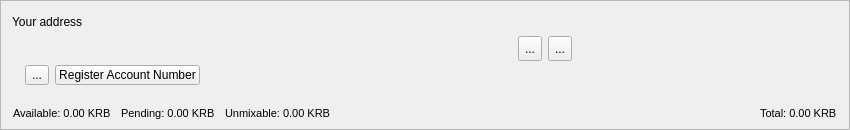
Before: the Qt Designer form src/gui/ui/accountframe.ui in Karbovanets/karbowanecwallet, drawn with Qt 5.
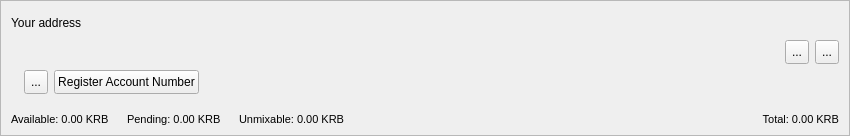
After: the same form once the commit is applied. Icons and pictures are not drawn.

Patch:
```diff
--- a/src/gui/ui/accountframe.ui
+++ b/src/gui/ui/accountframe.ui
@@ -7,19 +7,19 @@
     <x>0</x>
     <y>0</y>
     <width>850</width>
-    <height>100</height>
+    <height>136</height>
    </rect>
   </property>
   <property name="minimumSize">
    <size>
     <width>0</width>
-    <height>130</height>
+    <height>136</height>
    </size>
   </property>
   <property name="maximumSize">
    <size>
     <width>16777215</width>
-    <height>130</height>
+    <height>136</height>
    </size>
   </property>
   <property name="windowTitle">
@@ -38,22 +38,37 @@
    <property name="spacing">
     <number>4</number>
    </property>
+   <property name="leftMargin">
+    <number>10</number>
+   </property>
+   <property name="topMargin">
+    <number>10</number>
+   </property>
+   <property name="rightMargin">
+    <number>10</number>
+   </property>
+   <property name="bottomMargin">
+    <number>10</number>
+   </property>
    <item>
     <layout class="QHBoxLayout" name="horizontalLayout_2">
      <item>
-      <widget class="QLabel" name="label">
+     <widget class="QLabel" name="label">
        <property name="minimumSize">
         <size>
          <width>0</width>
-         <height>20</height>
+         <height>24</height>
         </size>
        </property>
        <property name="maximumSize">
         <size>
          <width>16777215</width>
-         <height>20</height>
+         <height>24</height>
         </size>
        </property>
+       <property name="alignment">
+        <set>Qt::AlignLeading|Qt::AlignLeft|Qt::AlignVCenter</set>
+       </property>
        <property name="text">
         <string>Your address</string>
        </property>
@@ -85,21 +100,21 @@
      <item>
       <widget class="QLabel" name="m_addressLabel">
        <property name="sizePolicy">
-        <sizepolicy hsizetype="Preferred" vsizetype="Preferred">
+        <sizepolicy hsizetype="Expanding" vsizetype="Preferred">
          <horstretch>0</horstretch>
          <verstretch>0</verstretch>
         </sizepolicy>
        </property>
        <property name="minimumSize">
         <size>
-         <width>500</width>
-         <height>24</height>
+         <width>0</width>
+         <height>28</height>
         </size>
        </property>
        <property name="maximumSize">
         <size>
          <width>16777215</width>
-         <height>24</height>
+         <height>28</height>
         </size>
        </property>
        <property name="baseSize">
@@ -126,7 +141,10 @@
         <string/>
        </property>
        <property name="alignment">
-        <set>Qt::AlignLeading|Qt::AlignLeft|Qt::AlignVCenter</set>
+        <set>Qt::AlignLeading|Qt::AlignLeft|Qt::AlignTop</set>
+       </property>
+       <property name="wordWrap">
+        <bool>true</bool>
        </property>
        <property name="textInteractionFlags">
         <set>Qt::TextSelectableByKeyboard|Qt::TextSelectableByMouse</set>
@@ -137,8 +155,14 @@
       <widget class="QToolButton" name="m_copyButton">
        <property name="minimumSize">
         <size>
-         <width>0</width>
-         <height>25</height>
+         <width>24</width>
+         <height>24</height>
+        </size>
+       </property>
+       <property name="maximumSize">
+        <size>
+         <width>24</width>
+         <height>24</height>
         </size>
        </property>
        <property name="toolTip">
@@ -163,8 +187,14 @@
       <widget class="QToolButton" name="m_qrButton">
        <property name="minimumSize">
         <size>
-         <width>0</width>
-         <height>25</height>
+         <width>24</width>
+         <height>24</height>
+        </size>
+       </property>
+       <property name="maximumSize">
+        <size>
+         <width>24</width>
+         <height>24</height>
         </size>
        </property>
        <property name="toolTip">
@@ -182,19 +212,6 @@
        </property>
       </widget>
      </item>
-     <item>
-      <spacer name="horizontalSpacer_4">
-       <property name="orientation">
-        <enum>Qt::Horizontal</enum>
-       </property>
-       <property name="sizeHint" stdset="0">
-        <size>
-         <width>1</width>
-         <height>20</height>
-        </size>
-       </property>
-      </spacer>
-     </item>
     </layout>
    </item>
    <item>
@@ -204,16 +221,22 @@
      </property>
      <item>
       <widget class="QLabel" name="m_accountNumberLabel">
+       <property name="sizePolicy">
+        <sizepolicy hsizetype="Preferred" vsizetype="Preferred">
+         <horstretch>0</horstretch>
+         <verstretch>0</verstretch>
+        </sizepolicy>
+       </property>
        <property name="minimumSize">
         <size>
          <width>0</width>
-         <height>20</height>
+         <height>24</height>
         </size>
        </property>
        <property name="maximumSize">
         <size>
          <width>16777215</width>
-         <height>20</height>
+         <height>28</height>
         </size>
        </property>
        <property name="cursor">
@@ -225,6 +248,9 @@
        <property name="text">
         <string/>
        </property>
+       <property name="wordWrap">
+        <bool>true</bool>
+       </property>
        <property name="textInteractionFlags">
         <set>Qt::TextSelectableByKeyboard|Qt::TextSelectableByMouse</set>
        </property>
@@ -234,8 +260,14 @@
       <widget class="QToolButton" name="m_copyAccountNumberButton">
        <property name="minimumSize">
         <size>
-         <width>0</width>
-         <height>20</height>
+         <width>24</width>
+         <height>24</height>
+        </size>
+       </property>
+       <property name="maximumSize">
+        <size>
+         <width>24</width>
+         <height>24</height>
         </size>
        </property>
        <property name="toolTip">
@@ -255,13 +287,13 @@
        <property name="minimumSize">
         <size>
          <width>0</width>
-         <height>20</height>
+         <height>24</height>
         </size>
        </property>
        <property name="maximumSize">
         <size>
          <width>16777215</width>
-         <height>20</height>
+         <height>24</height>
         </size>
        </property>
        <property name="toolTip">
@@ -292,7 +324,7 @@
      <property name="minimumSize">
       <size>
        <width>0</width>
-       <height>30</height>
+       <height>28</height>
       </size>
      </property>
      <property name="baseSize">
@@ -303,35 +335,35 @@
      </property>
      <layout class="QHBoxLayout" name="horizontalLayout_3">
       <property name="spacing">
-       <number>0</number>
+       <number>8</number>
       </property>
       <property name="sizeConstraint">
        <enum>QLayout::SetMinimumSize</enum>
       </property>
       <property name="leftMargin">
-       <number>1</number>
+       <number>0</number>
       </property>
       <property name="topMargin">
-       <number>1</number>
+       <number>0</number>
       </property>
       <property name="rightMargin">
-       <number>1</number>
+       <number>0</number>
       </property>
       <property name="bottomMargin">
-       <number>1</number>
+       <number>0</number>
       </property>
       <item>
        <widget class="QLabel" name="m_actualBalanceLabel">
         <property name="minimumSize">
          <size>
           <width>0</width>
-          <height>30</height>
+          <height>28</height>
          </size>
         </property>
         <property name="maximumSize">
          <size>
           <width>16777215</width>
-          <height>30</height>
+          <height>28</height>
          </size>
         </property>
         <property name="baseSize">
@@ -384,13 +416,13 @@
         <property name="minimumSize">
          <size>
           <width>0</width>
-          <height>30</height>
+          <height>28</height>
          </size>
         </property>
         <property name="maximumSize">
          <size>
           <width>16777215</width>
-          <height>30</height>
+          <height>28</height>
          </size>
         </property>
         <property name="baseSize">
@@ -443,13 +475,13 @@
         <property name="minimumSize">
          <size>
           <width>0</width>
-          <height>30</height>
+          <height>28</height>
          </size>
         </property>
         <property name="maximumSize">
          <size>
           <width>16777215</width>
-          <height>30</height>
+          <height>28</height>
          </size>
         </property>
         <property name="baseSize">
@@ -486,9 +518,12 @@
         <property name="orientation">
          <enum>Qt::Horizontal</enum>
         </property>
+        <property name="sizeType">
+         <enum>QSizePolicy::Expanding</enum>
+        </property>
         <property name="sizeHint" stdset="0">
          <size>
-          <width>100</width>
+          <width>40</width>
           <height>17</height>
          </size>
         </property>
@@ -499,13 +534,13 @@
         <property name="minimumSize">
          <size>
           <width>0</width>
-          <height>30</height>
+          <height>28</height>
          </size>
         </property>
         <property name="maximumSize">
          <size>
           <width>16777215</width>
-          <height>30</height>
+          <height>28</height>
          </size>
         </property>
         <property name="baseSize">
@@ -530,7 +565,7 @@
          <enum>Qt::RichText</enum>
         </property>
         <property name="alignment">
-         <set>Qt::AlignBottom|Qt::AlignLeading|Qt::AlignLeft</set>
+         <set>Qt::AlignBottom|Qt::AlignRight|Qt::AlignTrailing</set>
         </property>
         <property name="textInteractionFlags">
          <set>Qt::LinksAccessibleByMouse|Qt::TextSelectableByMouse</set>
```
Left out of the diff: 14 changed lines with no effect on the pictures.
